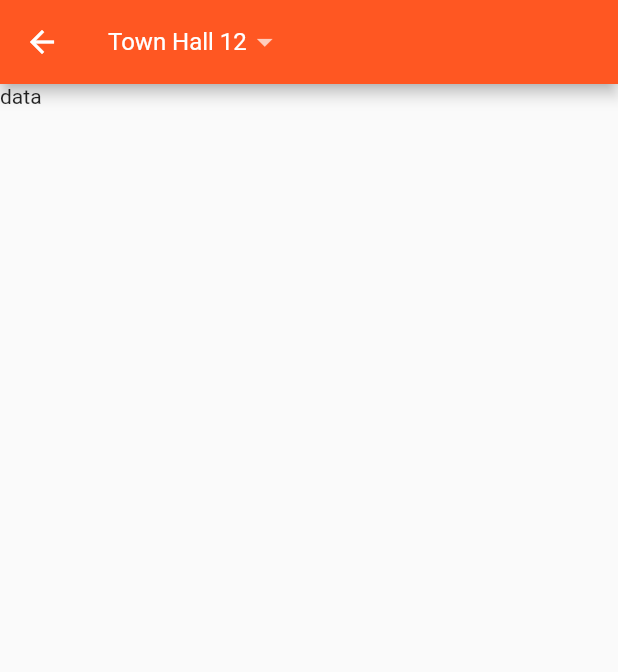
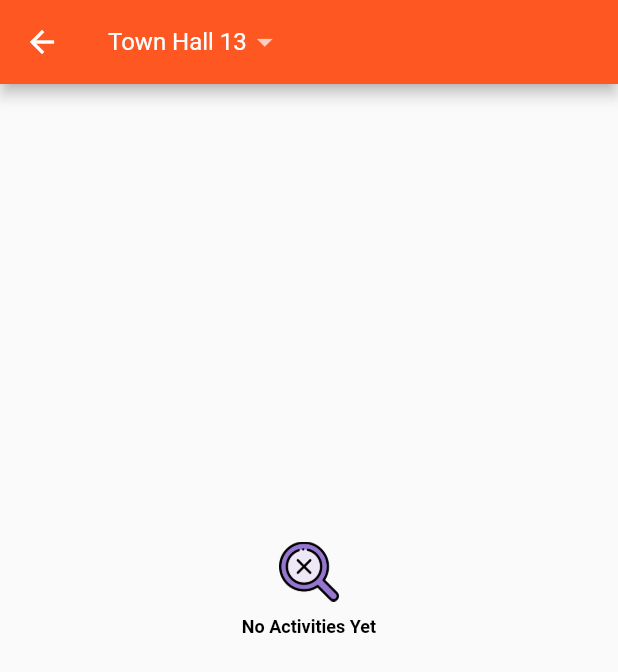
Before and after one commit to sunilmeena8/guideofcoc, a Flutter app: the HomeBaseAttackStrategy screen opened directly, on a phone screen of 412 x 824 dp. Shown: the top 672 px of the screen. Run offline on Flutter 3.47's test engine with Material 2 defaults, Android fonts, the phone set to English and light mode, and no system bars; our stand-ins replace carousel_slider, cloud_firestore, flutter_svg, share, shared_preferences, youtube_player_flutter; accounts and stored records are empty; network calls fail; Roboto replaces fonts that are missing (Quicksand).

Commit message:
attack videos added

```diff
--- a/lib/Builderbase/baselayouts.dart
+++ b/lib/Builderbase/baselayouts.dart
@@ -104,7 +104,7 @@ class _BuilderBaseBaseLayoutsState extends State<BuilderBaseBaseLayouts> {
     );
   }
 
-  Widget baseList(context, String type) {
+  Widget baseList(context, String _bhvalue) {
     return StreamBuilder<QuerySnapshot>(
       stream: db.collection("builder base/bases/" + _bhvalue).snapshots(),
       builder: (BuildContext context, AsyncSnapshot<QuerySnapshot> snapshot) {
--- a/lib/Homevillage/attackstrategy.dart
+++ b/lib/Homevillage/attackstrategy.dart
@@ -1,17 +1,20 @@
 import 'package:flutter/material.dart';
-import 'package:url_launcher/url_launcher.dart';
+import 'package:youtube_player_flutter/youtube_player_flutter.dart';
+import 'package:cloud_firestore/cloud_firestore.dart';
+import 'dart:developer';
+
+import 'package:flutter/cupertino.dart';
+import 'package:flutter/services.dart';
 
 class HomeBaseAttackStrategy extends StatefulWidget {
   @override
   _HomeBaseAttackStrategyState createState() => _HomeBaseAttackStrategyState();
 }
 
-class _HomeBaseAttackStrategyState extends State<HomeBaseAttackStrategy>{
-
-  @override
-  Widget build(BuildContext context) {
+class _HomeBaseAttackStrategyState extends State<HomeBaseAttackStrategy> {
+  YoutubePlayerController _controller;
   var title = 'Attack Strategy Videos';
-  String _thvalue = "Town Hall 12";
+  String _thvalue = "Town Hall 13";
   var nameList = [
     "Town Hall 13",
     "Town Hall 12",
@@ -21,6 +24,12 @@ class _HomeBaseAttackStrategyState extends State<HomeBaseAttackStrategy>{
     "Town Hall 8",
     "Town Hall 7",
   ];
+  final Firestore db = Firestore.instance;
+  YoutubeMetaData _videoMetaData;
+  PlayerState _playerState;
+
+  @override
+  Widget build(BuildContext context) {
     return Scaffold(
       appBar: AppBar(
         title: new Theme(
@@ -45,14 +54,174 @@ class _HomeBaseAttackStrategyState extends State<HomeBaseAttackStrategy>{
                   },
                 ),
               ),
-
             ],
           ),
           data: new ThemeData.dark(),
         ),
       ),
-          body: Text("data"),
+      body: AttackVideoList(context, _thvalue),
+    );
+  }
 
+  @override
+  void initState() {
+    super.initState();
+
+    _videoMetaData = const YoutubeMetaData();
+    _playerState = PlayerState.unknown;
+  }
+
+  void listener() {
+    if (_isPlayerReady && mounted && !_controller.value.isFullScreen) {
+      setState(() {
+        _playerState = _controller.value.playerState;
+        _videoMetaData = _controller.metadata;
+      });
+    }
+  }
+
+
+  void setController(String url) {
+    String videoId;
+    videoId = YoutubePlayer.convertUrlToId(url);
+    _controller = YoutubePlayerController(
+      initialVideoId: videoId,
+      flags: YoutubePlayerFlags(
+        mute: false,
+        autoPlay: false,
+        disableDragSeek: false,
+        loop: true,
+        isLive: false,
+        forceHD: false,
+        enableCaption: false,
+      ),
+    )..addListener(listener);
+  }
+
+  Widget AttackVideoList(context, String _thvalue) {
+    return StreamBuilder<QuerySnapshot>(
+      stream: db.collection("videos/home village/" + _thvalue).snapshots(),
+      builder: (BuildContext context, AsyncSnapshot<QuerySnapshot> snapshot) {
+        if (snapshot.hasData) {
+          if (snapshot.data.documents.length > 0) {
+            return ListView(
+              padding: EdgeInsets.symmetric(horizontal: 10.0, vertical: 20.0),
+              children:
+                  snapshot.data.documents.map((DocumentSnapshot document) {
+                return AttackVideoCard(document.data['url']);
+              }).toList(),
+            );
+          } else {
+            return Container(
+              padding: EdgeInsets.only(top: 50.0),
+              height: MediaQuery.of(context).size.height - 200,
+              width: MediaQuery.of(context).size.width,
+              child: Column(
+                mainAxisAlignment: MainAxisAlignment.center,
+                crossAxisAlignment: CrossAxisAlignment.center,
+                children: <Widget>[
+                  Image.asset('images/not-found.png', width: 40, height: 40.0),
+                  SizedBox(
+                    height: 10.0,
+                  ),
+                  Text(
+                    'No Activities Yet',
+                    style: TextStyle(
+                        color: Colors.black,
+                        fontWeight: FontWeight.w600,
+                        fontSize: 12.0,
+                        fontFamily: 'Quicksand'),
+                  ),
+                ],
+              ),
+            );
+          }
+        } else {
+          return Container(
+            padding: EdgeInsets.only(top: 50.0),
+            height: MediaQuery.of(context).size.height,
+            width: MediaQuery.of(context).size.width,
+            child: Column(
+              mainAxisAlignment: MainAxisAlignment.center,
+              children: <Widget>[
+                //loader
+                SizedBox(height: 15.0),
+                Text(
+                  'Please Wait',
+                  style: TextStyle(
+                      color: Colors.black,
+                      fontSize: 14.0,
+                      fontFamily: 'Quicksand'),
+                ),
+              ],
+            ),
+          );
+        }
+      },
+    );
+  }
+
+  bool _isPlayerReady = false;
+
+  Widget AttackVideoCard(String url) {
+    setController(url);
+    // while(_isPlayerReady==false);
+    return
+    Container(
+      padding: EdgeInsets.only(bottom: 20),
+      child: YoutubePlayerBuilder(
+        onExitFullScreen: () {
+          // The player forces portraitUp after exiting fullscreen. This overrides the behaviour.
+          SystemChrome.setPreferredOrientations(DeviceOrientation.values);
+        },
+        player: YoutubePlayer(
+          controller: _controller,
+          showVideoProgressIndicator: true,
+          progressIndicatorColor: Colors.amberAccent,
+
+          bottomActions: <Widget>[
+            CurrentPosition(),
+      ProgressBar(isExpanded: true),
+      PlaybackSpeedButton(),
+      FullScreenButton(),
+
+          ],
+          topActions: <Widget>[
+            const SizedBox(width: 8.0),
+            Expanded(
+              child: Text(
+                _controller.metadata.title,
+                style: const TextStyle(
+                  color: Colors.white,
+                  fontSize: 18.0,
+                ),
+                overflow: TextOverflow.ellipsis,
+                maxLines: 1,
+              ),
+            ),
+            IconButton(
+              icon: const Icon(
+                Icons.settings,
+                color: Colors.white,
+                size: 25.0,
+              ),
+              onPressed: () {
+                log('Settings Tapped!');
+              },
+            ),
+          ],
+          onReady: () {
+            _isPlayerReady = true;
+
+            setState(() {
+              _videoMetaData = _controller.metadata;
+            });
+          },
+        ),
+        builder: (context, player) => Column(
+          children: [player],
+        ),
+      ),
     );
   }
 }
--- a/pubspec.yaml
+++ b/pubspec.yaml
@@ -16,6 +16,7 @@ dependencies:
   cloud_firestore: ^0.13.7
   share: ^0.6.4+3
   shared_preferences: ^0.5.7+3
+  youtube_player_flutter: ^7.0.0+6
 
 
 dev_dependencies:
```
Also changed, not shown: pubspec.lock. Lines whose indentation alone changed are shown as unchanged.
